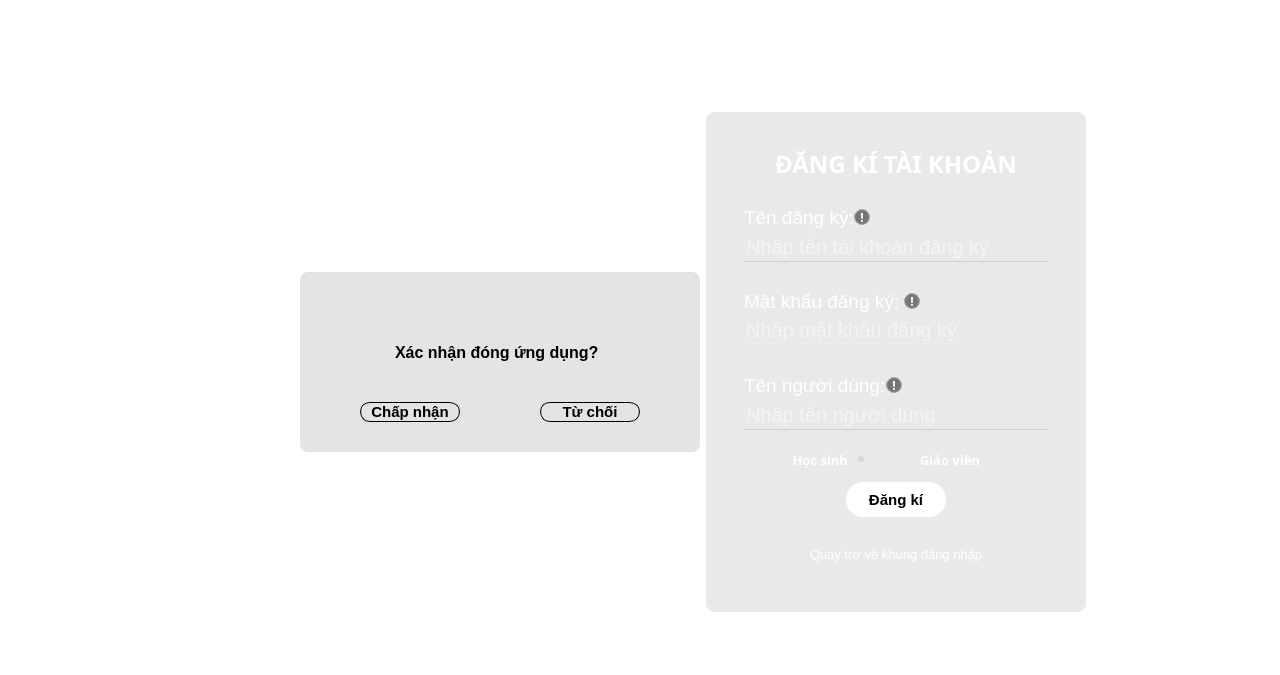
Before: the Qt Designer form UI_Files/Login_gui.ui in hoangm960/Astraea, drawn with Qt 5.
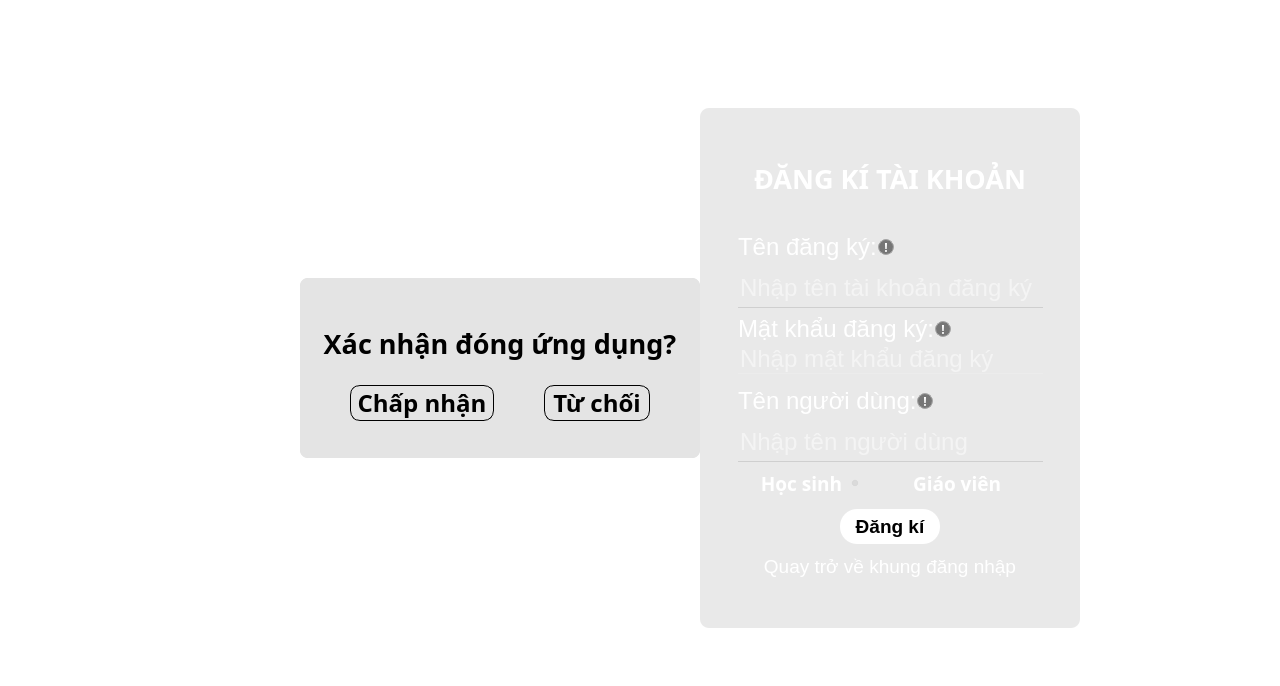
After: the same form once the commit is applied. The open tabs and pages were chosen to show the change. Icons and pictures are not drawn.

What changed in the file:
```diff
--- a/UI_Files/Login_gui.ui
+++ b/UI_Files/Login_gui.ui
@@ -7,7 +7,7 @@
     <x>0</x>
     <y>0</y>
     <width>1280</width>
-    <height>675</height>
+    <height>686</height>
    </rect>
   </property>
   <property name="minimumSize">
@@ -102,7 +102,7 @@
          <property name="maximumSize">
           <size>
            <width>16777215</width>
-           <height>50</height>
+           <height>70</height>
           </size>
          </property>
          <property name="styleSheet">
@@ -173,7 +173,7 @@
               <number>9</number>
              </property>
              <property name="bottomMargin">
-              <number>0</number>
+              <number>20</number>
              </property>
              <item>
               <widget class="QPushButton" name="btn_quit">
@@ -277,10 +277,17 @@
           </item>
           <item>
            <widget class="QLabel" name="label_15">
+            <property name="font">
+             <font>
+              <family>Montserrat</family>
+              <pointsize>25</pointsize>
+              <weight>50</weight>
+              <bold>false</bold>
+             </font>
+            </property>
             <property name="styleSheet">
              <string notr="true">color: rgb(255, 255, 255);
-font-size: 25px;
-font:bold;</string>
+</string>
             </property>
             <property name="text">
              <string>    Astraea - Giao diện tài khoản                                  </string>
@@ -293,7 +300,7 @@
          </layout>
         </widget>
        </item>
-       <item alignment="Qt::AlignRight">
+       <item>
         <widget class="QFrame" name="frame">
          <property name="enabled">
           <bool>true</bool>
@@ -321,8 +328,39 @@
          <property name="frameShadow">
           <enum>QFrame::Raised</enum>
          </property>
-         <layout class="QHBoxLayout" name="horizontalLayout_7">
-          <item>
+         <layout class="QGridLayout" name="gridLayout">
+          <property name="leftMargin">
+           <number>0</number>
+          </property>
+          <property name="topMargin">
+           <number>0</number>
+          </property>
+          <property name="rightMargin">
+           <number>0</number>
+          </property>
+          <property name="bottomMargin">
+           <number>20</number>
+          </property>
+          <property name="spacing">
+           <number>0</number>
+          </property>
+          <item row="0" column="4">
+           <widget class="QFrame" name="HorizontalFrame">
+            <property name="maximumSize">
+             <size>
+              <width>100</width>
+              <height>16777215</height>
+             </size>
+            </property>
+            <property name="frameShape">
+             <enum>QFrame::StyledPanel</enum>
+            </property>
+            <property name="frameShadow">
+             <enum>QFrame::Raised</enum>
+            </property>
+           </widget>
+          </item>
+          <item row="0" column="0">
            <widget class="QFrame" name="HorizontalSpacer_R">
             <property name="frameShape">
              <enum>QFrame::StyledPanel</enum>
@@ -332,18 +370,28 @@
             </property>
            </widget>
           </item>
-          <item>
+          <item row="0" column="3">
+           <widget class="QFrame" name="HorizontalSpacer_L">
+            <property name="frameShape">
+             <enum>QFrame::StyledPanel</enum>
+            </property>
+            <property name="frameShadow">
+             <enum>QFrame::Raised</enum>
+            </property>
+           </widget>
+          </item>
+          <item row="0" column="1">
            <widget class="QFrame" name="frame_4">
             <property name="minimumSize">
              <size>
               <width>380</width>
-              <height>500</height>
+              <height>520</height>
              </size>
             </property>
             <property name="maximumSize">
              <size>
               <width>380</width>
-              <height>500</height>
+              <height>520</height>
              </size>
             </property>
             <property name="styleSheet">
@@ -356,25 +404,31 @@
             <property name="frameShadow">
              <enum>QFrame::Raised</enum>
             </property>
+            <layout class="QHBoxLayout" name="horizontalLayout_9">
+             <property name="leftMargin">
+              <number>0</number>
+             </property>
+             <property name="topMargin">
+              <number>0</number>
+             </property>
+             <property name="rightMargin">
+              <number>0</number>
+             </property>
+             <property name="bottomMargin">
+              <number>0</number>
+             </property>
+             <item>
             <widget class="QStackedWidget" name="stacked_widget">
-             <property name="geometry">
-              <rect>
-               <x>0</x>
-               <y>0</y>
-               <width>380</width>
-               <height>500</height>
-              </rect>
-             </property>
              <property name="minimumSize">
               <size>
                <width>380</width>
-               <height>500</height>
+                 <height>520</height>
               </size>
              </property>
              <property name="maximumSize">
               <size>
                <width>380</width>
-               <height>500</height>
+                 <height>520</height>
               </size>
              </property>
              <property name="styleSheet">
@@ -1129,7 +1183,7 @@
                  <property name="font">
                   <font>
                    <family>Segoe UI Black</family>
-                   <pointsize>18</pointsize>
+                     <pointsize>20</pointsize>
                    <weight>75</weight>
                    <bold>true</bold>
                   </font>
@@ -1149,27 +1203,12 @@
                <item>
                 <widget class="QFrame" name="frame_8">
                  <property name="frameShape">
-                  <enum>QFrame::NoFrame</enum>
+                    <enum>QFrame::StyledPanel</enum>
                  </property>
                  <property name="frameShadow">
                   <enum>QFrame::Raised</enum>
                  </property>
-                 <layout class="QVBoxLayout" name="verticalLayout_4">
-                  <item>
-                   <widget class="QFrame" name="frame_9">
-                    <property name="minimumSize">
-                     <size>
-                      <width>362</width>
-                      <height>60</height>
-                     </size>
-                    </property>
-                    <property name="frameShape">
-                     <enum>QFrame::NoFrame</enum>
-                    </property>
-                    <property name="frameShadow">
-                     <enum>QFrame::Raised</enum>
-                    </property>
-                    <layout class="QGridLayout" name="gridLayout_5">
+                   <layout class="QGridLayout" name="gridLayout_9">
                      <property name="leftMargin">
                       <number>0</number>
                      </property>
@@ -1185,8 +1224,8 @@
                      <property name="spacing">
                       <number>0</number>
                      </property>
-                     <item row="0" column="0">
-                      <widget class="QFrame" name="frame_7">
+                    <item row="0" column="0" alignment="Qt::AlignRight">
+                     <widget class="QFrame" name="UserLabel_3">
                        <property name="minimumSize">
                         <size>
                          <width>305</width>
@@ -1195,8 +1234,8 @@
                        </property>
                        <property name="maximumSize">
                         <size>
-                         <width>305</width>
-                         <height>30</height>
+                        <width>16777215</width>
+                        <height>16777215</height>
                         </size>
                        </property>
                        <property name="frameShape">
@@ -1286,16 +1325,10 @@
                          </widget>
                         </item>
                         <item>
-                         <widget class="QLabel" name="label_20">
-                          <property name="sizePolicy">
-                           <sizepolicy hsizetype="Preferred" vsizetype="Preferred">
-                            <horstretch>0</horstretch>
-                            <verstretch>0</verstretch>
-                           </sizepolicy>
-                          </property>
+                        <widget class="QLabel" name="User_label_3">
                           <property name="minimumSize">
                            <size>
-                            <width>110</width>
+                           <width>140</width>
                             <height>30</height>
                            </size>
                           </property>
@@ -1308,7 +1341,7 @@
                           <property name="font">
                            <font>
                             <family>Segoe UI</family>
-                            <pointsize>14</pointsize>
+                           <pointsize>18</pointsize>
                            </font>
                           </property>
                           <property name="styleSheet">
@@ -1325,25 +1358,22 @@
                      </item>
                      <item row="1" column="0">
                       <widget class="QLineEdit" name="NameBox">
-                       <property name="enabled">
-                        <bool>true</bool>
-                       </property>
                        <property name="minimumSize">
                         <size>
                          <width>305</width>
-                         <height>30</height>
+                        <height>40</height>
                         </size>
                        </property>
                        <property name="maximumSize">
                         <size>
                          <width>305</width>
-                         <height>30</height>
+                        <height>40</height>
                         </size>
                        </property>
                        <property name="font">
                         <font>
                          <family>Segoe UI</family>
-                         <pointsize>15</pointsize>
+                        <pointsize>18</pointsize>
                         </font>
                        </property>
                        <property name="toolTip">
@@ -1367,6 +1397,9 @@
                        <property name="maxLength">
                         <number>31</number>
                        </property>
+                      <property name="echoMode">
+                       <enum>QLineEdit::Normal</enum>
+                      </property>
                        <property name="alignment">
                         <set>Qt::AlignLeading|Qt::AlignLeft|Qt::AlignVCenter</set>
                        </property>
@@ -1381,33 +1414,6 @@
                     </layout>
                    </widget>
                   </item>
-                 </layout>
-                </widget>
-               </item>
-               <item>
-                <widget class="QFrame" name="Frame_Wrap_Password_2">
-                 <property name="frameShape">
-                  <enum>QFrame::NoFrame</enum>
-                 </property>
-                 <property name="frameShadow">
-                  <enum>QFrame::Raised</enum>
-                 </property>
-                 <layout class="QVBoxLayout" name="verticalLayout_9">
-                  <property name="spacing">
-                   <number>6</number>
-                  </property>
-                  <property name="leftMargin">
-                   <number>9</number>
-                  </property>
-                  <property name="topMargin">
-                   <number>9</number>
-                  </property>
-                  <property name="rightMargin">
-                   <number>9</number>
-                  </property>
-                  <property name="bottomMargin">
-                   <number>9</number>
-                  </property>
                   <item>
                    <widget class="QFrame" name="Frame_in_Frame_2">
                     <property name="minimumSize">
@@ -1561,7 +1567,7 @@
                           <property name="font">
                            <font>
                             <family>Segoe UI</family>
-                            <pointsize>14</pointsize>
+                           <pointsize>18</pointsize>
                            </font>
                           </property>
                           <property name="styleSheet">
@@ -1717,7 +1723,7 @@
                           <property name="font">
                            <font>
                             <family>Segoe UI</family>
-                            <pointsize>15</pointsize>
+                           <pointsize>18</pointsize>
                            </font>
                           </property>
                           <property name="toolTip">
@@ -1758,9 +1764,6 @@
                     </layout>
                    </widget>
                   </item>
-                 </layout>
-                </widget>
-               </item>
                <item>
                 <widget class="QFrame" name="Wrap_User_Frame">
                  <property name="frameShape">
@@ -1770,7 +1773,19 @@
                   <enum>QFrame::Raised</enum>
                  </property>
                  <layout class="QGridLayout" name="gridLayout_6">
-                  <property name="verticalSpacing">
+                    <property name="leftMargin">
+                     <number>0</number>
+                    </property>
+                    <property name="topMargin">
+                     <number>0</number>
+                    </property>
+                    <property name="rightMargin">
+                     <number>0</number>
+                    </property>
+                    <property name="bottomMargin">
+                     <number>0</number>
+                    </property>
+                    <property name="spacing">
                    <number>0</number>
                   </property>
                   <item row="0" column="0" alignment="Qt::AlignRight">
@@ -1890,7 +1905,7 @@
                        <property name="font">
                         <font>
                          <family>Segoe UI</family>
-                         <pointsize>14</pointsize>
+                           <pointsize>18</pointsize>
                         </font>
                        </property>
                        <property name="styleSheet">
@@ -1910,19 +1925,19 @@
                     <property name="minimumSize">
                      <size>
                       <width>305</width>
-                      <height>30</height>
+                        <height>40</height>
                      </size>
                     </property>
                     <property name="maximumSize">
                      <size>
                       <width>305</width>
-                      <height>30</height>
+                        <height>40</height>
                      </size>
                     </property>
                     <property name="font">
                      <font>
                       <family>Segoe UI</family>
-                      <pointsize>15</pointsize>
+                        <pointsize>18</pointsize>
                      </font>
                     </property>
                     <property name="toolTip">
@@ -2001,7 +2016,7 @@
                     <property name="font">
                      <font>
                       <family>Segoe UI Black</family>
-                      <pointsize>10</pointsize>
+                        <pointsize>14</pointsize>
                       <weight>75</weight>
                       <bold>true</bold>
                      </font>
@@ -2020,7 +2035,7 @@
                     <property name="font">
                      <font>
                       <family>Segoe UI Black</family>
-                      <pointsize>10</pointsize>
+                        <pointsize>14</pointsize>
                       <weight>75</weight>
                       <bold>true</bold>
                      </font>
@@ -2045,13 +2060,13 @@
                  <property name="minimumSize">
                   <size>
                    <width>0</width>
-                   <height>60</height>
+                     <height>45</height>
                   </size>
                  </property>
                  <property name="maximumSize">
                   <size>
                    <width>16777215</width>
-                   <height>60</height>
+                     <height>45</height>
                   </size>
                  </property>
                  <property name="frameShape">
@@ -2071,7 +2086,7 @@
                    <number>0</number>
                   </property>
                   <property name="bottomMargin">
-                   <number>22</number>
+                     <number>0</number>
                   </property>
                   <property name="spacing">
                    <number>0</number>
@@ -2093,7 +2108,7 @@
                     <property name="font">
                      <font>
                       <family>Segoe UI</family>
-                      <pointsize>11</pointsize>
+                        <pointsize>14</pointsize>
                       <weight>75</weight>
                       <bold>true</bold>
                      </font>
@@ -2130,7 +2145,7 @@
                  <property name="font">
                   <font>
                    <family>Segoe UI</family>
-                   <pointsize>10</pointsize>
+                     <pointsize>14</pointsize>
                   </font>
                  </property>
                  <property name="styleSheet">
@@ -2314,9 +2329,11 @@
               </layout>
              </widget>
             </widget>
+             </item>
+            </layout>
            </widget>
           </item>
-          <item>
+          <item row="0" column="2">
            <widget class="QFrame" name="OkCancelFrame">
             <property name="minimumSize">
              <size>
@@ -2342,121 +2359,176 @@
             <property name="frameShadow">
              <enum>QFrame::Raised</enum>
             </property>
-            <widget class="QPushButton" name="Accept">
-             <property name="geometry">
-              <rect>
-               <x>60</x>
-               <y>130</y>
-               <width>100</width>
-               <height>20</height>
-              </rect>
+            <layout class="QVBoxLayout" name="verticalLayout_10">
+             <property name="spacing">
+              <number>0</number>
              </property>
-             <property name="styleSheet">
-              <string notr="true">QPushButton {
-border-radius:10;
-	border-color: rgb(0, 0, 0);
-	border : 1px solid ;
-font: bold;
-font-size: 15px;
-}
-QPushButton:hover {
-	background-color: rgb(0, 0, 0);
-	color: rgb(255, 255, 255);
-}</string>
+             <property name="leftMargin">
+              <number>0</number>
              </property>
-             <property name="text">
-              <string>Chấp nhận</string>
+             <property name="topMargin">
+              <number>0</number>
              </property>
-            </widget>
-            <widget class="QPushButton" name="Deny">
-             <property name="geometry">
-              <rect>
-               <x>240</x>
-               <y>130</y>
-               <width>100</width>
-               <height>20</height>
-              </rect>
+             <property name="rightMargin">
+              <number>0</number>
              </property>
-             <property name="toolTip">
-              <string/>
+             <property name="bottomMargin">
+              <number>0</number>
              </property>
-             <property name="styleSheet">
-              <string notr="true">QPushButton {
-border-radius:10;
-	border-color: rgb(0, 0, 0);
-	border : 1px solid ;
-font: bold;
-font-size: 15px;
-}
-QPushButton:hover {
-	background-color: rgb(0, 0, 0);
-	color: rgb(255, 255, 255);
-}</string>
-             </property>
-             <property name="text">
-              <string>Từ chối</string>
-             </property>
-             <property name="shortcut">
-              <string>Esc</string>
-             </property>
-             <property name="checkable">
-              <bool>true</bool>
-             </property>
-             <property name="checked">
-              <bool>true</bool>
-             </property>
-             <property name="autoRepeat">
-              <bool>false</bool>
-             </property>
-             <property name="autoExclusive">
-              <bool>true</bool>
-             </property>
-            </widget>
+             <item>
+              <widget class="QFrame" name="frame_11">
+               <property name="frameShape">
+                <enum>QFrame::StyledPanel</enum>
+               </property>
+               <property name="frameShadow">
+                <enum>QFrame::Raised</enum>
+               </property>
+               <layout class="QVBoxLayout" name="verticalLayout_11">
+                <property name="spacing">
+                 <number>0</number>
+                </property>
+                <property name="leftMargin">
+                 <number>0</number>
+                </property>
+                <property name="topMargin">
+                 <number>40</number>
+                </property>
+                <property name="rightMargin">
+                 <number>0</number>
+                </property>
+                <property name="bottomMargin">
+                 <number>0</number>
+                </property>
+                <item>
             <widget class="QLabel" name="label_2">
-             <property name="geometry">
-              <rect>
-               <x>95</x>
-               <y>60</y>
-               <width>211</width>
-               <height>41</height>
-              </rect>
+                  <property name="font">
+                   <font>
+                    <family>Montserrat</family>
+                    <pointsize>20</pointsize>
+                    <weight>75</weight>
+                    <bold>true</bold>
+                   </font>
              </property>
              <property name="styleSheet">
-              <string notr="true">background-color: none;
-font:bold;
-font-size: 16px;
+                   <string notr="true">background: transparent;
 color: rgb(0, 0, 0);</string>
              </property>
              <property name="text">
               <string>Xác nhận đóng ứng dụng?</string>
              </property>
-            </widget>
+                  <property name="alignment">
+                   <set>Qt::AlignCenter</set>
+                  </property>
+                 </widget>
+                </item>
+               </layout>
            </widget>
           </item>
           <item>
-           <widget class="QFrame" name="HorizontalSpacer_L">
+              <widget class="QFrame" name="frame_10">
             <property name="frameShape">
              <enum>QFrame::StyledPanel</enum>
             </property>
             <property name="frameShadow">
              <enum>QFrame::Raised</enum>
             </property>
+               <layout class="QHBoxLayout" name="horizontalLayout_8">
+                <property name="spacing">
+                 <number>50</number>
+                </property>
+                <property name="leftMargin">
+                 <number>50</number>
+                </property>
+                <property name="topMargin">
+                 <number>0</number>
+                </property>
+                <property name="rightMargin">
+                 <number>50</number>
+                </property>
+                <property name="bottomMargin">
+                 <number>20</number>
+                </property>
+                <item>
+                 <widget class="QPushButton" name="Deny">
+                  <property name="font">
+                   <font>
+                    <family>Montserrat</family>
+                    <pointsize>18</pointsize>
+                    <weight>75</weight>
+                    <italic>false</italic>
+                    <bold>true</bold>
+                   </font>
+                  </property>
+                  <property name="toolTip">
+                   <string/>
+                  </property>
+                  <property name="styleSheet">
+                   <string notr="true">QPushButton {
+border-radius:10;
+	border-color: rgb(0, 0, 0);
+	border : 1px solid ;
+}
+QPushButton:hover {
+	background-color: rgb(0, 0, 0);
+	color: rgb(255, 255, 255);
+}</string>
+                  </property>
+                  <property name="text">
+                   <string> Từ chối </string>
+                  </property>
+                  <property name="shortcut">
+                   <string>Esc</string>
+                  </property>
+                  <property name="checkable">
+                   <bool>true</bool>
+                  </property>
+                  <property name="checked">
+                   <bool>true</bool>
+                  </property>
+                  <property name="autoRepeat">
+                   <bool>false</bool>
+                  </property>
+                  <property name="autoExclusive">
+                   <bool>true</bool>
+                  </property>
            </widget>
           </item>
           <item>
-           <widget class="QFrame" name="HorizontalFrame">
-            <property name="maximumSize">
+                 <widget class="QPushButton" name="Accept">
+                  <property name="minimumSize">
              <size>
-              <width>100</width>
-              <height>16777215</height>
-             </size>
-            </property>
-            <property name="frameShape">
-             <enum>QFrame::StyledPanel</enum>
-            </property>
-            <property name="frameShadow">
-             <enum>QFrame::Raised</enum>
-            </property>
+                    <width>0</width>
+                    <height>0</height>
+                   </size>
+                  </property>
+                  <property name="font">
+                   <font>
+                    <family>Montserrat</family>
+                    <pointsize>18</pointsize>
+                    <weight>75</weight>
+                    <bold>true</bold>
+                   </font>
+                  </property>
+                  <property name="styleSheet">
+                   <string notr="true">QPushButton {
+border-radius:10;
+	border-color: rgb(0, 0, 0);
+	border : 1px solid ;
+}
+QPushButton:hover {
+	background-color: rgb(0, 0, 0);
+	color: rgb(255, 255, 255);
+}</string>
+                  </property>
+                  <property name="text">
+                   <string> Chấp nhận </string>
+                  </property>
+                 </widget>
+                </item>
+               </layout>
+              </widget>
+             </item>
+            </layout>
            </widget>
           </item>
          </layout>
```
Left out of the diff: 95 changed lines with no effect on the pictures. Lines whose indentation alone changed are shown as unchanged.
